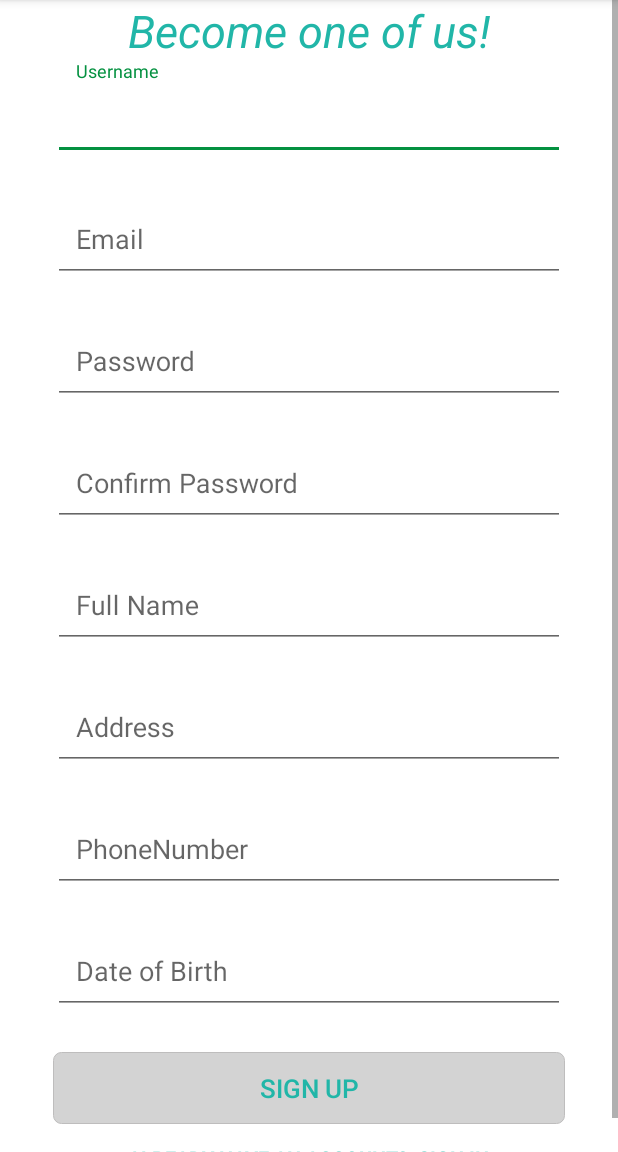
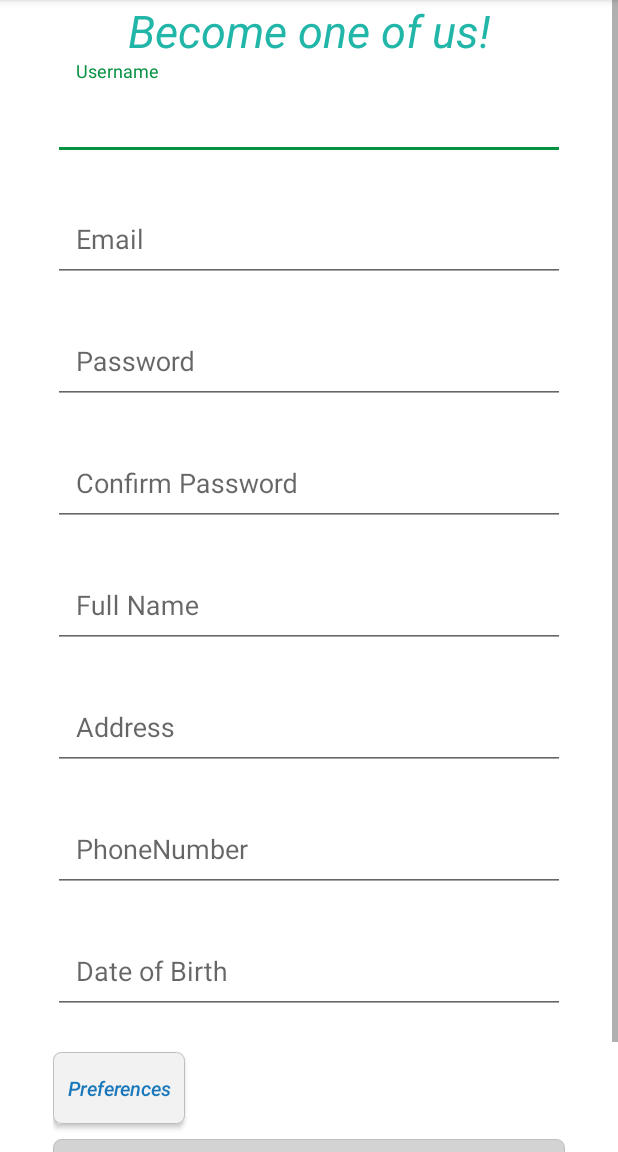
Before and after one commit to SelesCalin/piu-social-cases-platform, an Android app: the SignUpActivity screen opened directly, with no data from a screen before it, on a phone screen of 412 x 824 dp, the part 84-1236 px from its top. Run offline under Robolectric (Android 15) with nearby library versions, the phone set to English and light mode, and no system bars.

Commit message:
preferences added

```diff
--- a/SocialCase/app/src/main/java/com/piu/socialcase/activity/LoginActivity.java
+++ b/SocialCase/app/src/main/java/com/piu/socialcase/activity/LoginActivity.java
@@ -1,8 +1,7 @@
 package com.piu.socialcase.activity;
 
-import android.content.DialogInterface;
 import android.content.Intent;
-import androidx.appcompat.app.AlertDialog;
+
 import androidx.appcompat.app.AppCompatActivity;
 import android.os.Bundle;
 import android.view.View;
@@ -15,7 +14,7 @@ import com.piu.socialcase.R;
 import com.piu.socialcase.authentication.AuthenticationResult;
 import com.piu.socialcase.model.Volunteer;
 import com.piu.socialcase.service.LoginService;
-import com.piu.socialcase.service.Session;
+import com.piu.socialcase.authentication.Session;
 
 public class LoginActivity extends AppCompatActivity {
 
--- a/SocialCase/app/src/main/java/com/piu/socialcase/service/Session.java
+++ b/SocialCase/app/src/main/java/com/piu/socialcase/authentication/Session.java
@@ -1,4 +1,4 @@
-package com.piu.socialcase.service;
+package com.piu.socialcase.authentication;
 
 import com.piu.socialcase.model.Volunteer;
 
--- a/SocialCase/app/src/main/java/com/piu/socialcase/fragment/homepage/AskForHelpFragment.java
+++ b/SocialCase/app/src/main/java/com/piu/socialcase/fragment/homepage/AskForHelpFragment.java
@@ -9,7 +9,7 @@ import android.view.ViewGroup;
 
 import com.piu.socialcase.R;
 import com.piu.socialcase.model.Volunteer;
-import com.piu.socialcase.service.Session;
+import com.piu.socialcase.authentication.Session;
 
 public class AskForHelpFragment extends Fragment {
 
--- a/SocialCase/app/src/main/java/com/piu/socialcase/fragment/homepage/HistoryFragment.java
+++ b/SocialCase/app/src/main/java/com/piu/socialcase/fragment/homepage/HistoryFragment.java
@@ -9,7 +9,7 @@ import android.view.ViewGroup;
 
 import com.piu.socialcase.R;
 import com.piu.socialcase.model.Volunteer;
-import com.piu.socialcase.service.Session;
+import com.piu.socialcase.authentication.Session;
 
 public class HistoryFragment extends Fragment {
 
--- a/SocialCase/app/src/main/java/com/piu/socialcase/fragment/homepage/ProfileFragment.java
+++ b/SocialCase/app/src/main/java/com/piu/socialcase/fragment/homepage/ProfileFragment.java
@@ -10,7 +10,9 @@ import android.widget.TextView;
 
 import com.piu.socialcase.R;
 import com.piu.socialcase.model.Volunteer;
-import com.piu.socialcase.service.Session;
+import com.piu.socialcase.authentication.Session;
+
+import java.util.Arrays;
 
 public class ProfileFragment extends Fragment {
 
@@ -58,7 +60,7 @@ public class ProfileFragment extends Fragment {
 
     private void setVolunteerInfo() {
         iconTextView.setText(getNameInitials(volunteer.getUsername()));
-        nameTextView.setText(volunteer.getUsername());
+        nameTextView.setText(Arrays.toString(volunteer.getPreferences()));
         emailTextView.setText(volunteer.getEmail());
         phoneTextView.setText(volunteer.getPhoneNumber());
         organisationTextView.setText(volunteer.getOrganisation());
--- a/SocialCase/app/src/main/java/com/piu/socialcase/fragment/homepage/ProgramFragment.java
+++ b/SocialCase/app/src/main/java/com/piu/socialcase/fragment/homepage/ProgramFragment.java
@@ -8,7 +8,7 @@ import android.view.ViewGroup;
 
 import com.piu.socialcase.R;
 import com.piu.socialcase.model.Volunteer;
-import com.piu.socialcase.service.Session;
+import com.piu.socialcase.authentication.Session;
 
 public class ProgramFragment extends Fragment {
 
--- a/SocialCase/app/src/main/java/com/piu/socialcase/fragment/homepage/TestsFragment.java
+++ b/SocialCase/app/src/main/java/com/piu/socialcase/fragment/homepage/TestsFragment.java
@@ -8,7 +8,7 @@ import android.view.ViewGroup;
 
 import com.piu.socialcase.R;
 import com.piu.socialcase.model.Volunteer;
-import com.piu.socialcase.service.Session;
+import com.piu.socialcase.authentication.Session;
 
 /**
  * A simple {@link Fragment} subclass.
--- a/SocialCase/app/src/main/res/layout/activity_sign_up.xml
+++ b/SocialCase/app/src/main/res/layout/activity_sign_up.xml
@@ -1,6 +1,7 @@
 <?xml version="1.0" encoding="utf-8"?>
 <ScrollView
     xmlns:android="http://schemas.android.com/apk/res/android"
+    xmlns:app="http://schemas.android.com/apk/res-auto"
     android:layout_width="fill_parent"
     android:layout_height="fill_parent">
 <LinearLayout
@@ -10,34 +11,34 @@
     >
 
     <LinearLayout
-        android:layout_width="341dp"
+        android:layout_width="match_parent"
         android:layout_height="match_parent"
         android:layout_marginLeft="35dp"
         android:layout_marginRight="35dp"
-        android:gravity="center"
+        android:gravity="left"
         android:orientation="vertical">
 
         <TextView
             android:layout_width="match_parent"
             android:layout_height="wrap_content"
             android:text="Become one of us!"
-            android:textStyle="italic"
+            android:textAlignment="center"
+            android:textColor="#21B6A8"
             android:textSize="30dp"
-            android:textColor="#21B6A8"
-            android:textAlignment="center"
-            />
+            android:textStyle="italic" />
 
         <com.google.android.material.textfield.TextInputLayout
             android:id="@+id/username_text_input_layout"
             android:layout_width="match_parent"
             android:layout_height="wrap_content">
+
             <EditText
                 android:id="@+id/username"
                 android:layout_width="match_parent"
                 android:layout_height="wrap_content"
+                android:layout_marginTop="15dp"
+                android:layout_marginBottom="15dp"
                 android:hint="Username"
-            android:layout_marginBottom="15dp"
-            android:layout_marginTop="15dp"
                 android:inputType="textPersonName"
                 android:padding="15dp" />
 
@@ -48,13 +49,14 @@
             android:id="@+id/email_text_input_layout"
             android:layout_width="match_parent"
             android:layout_height="wrap_content">
+
             <EditText
                 android:id="@+id/email"
                 android:layout_width="match_parent"
                 android:layout_height="wrap_content"
+                android:layout_marginBottom="15dp"
                 android:hint="Email"
                 android:inputType="textEmailAddress"
-            android:layout_marginBottom="15dp"
                 android:padding="15dp" />
         </com.google.android.material.textfield.TextInputLayout>
 
@@ -62,13 +64,14 @@
             android:id="@+id/password_text_input_layout"
             android:layout_width="match_parent"
             android:layout_height="wrap_content">
+
             <EditText
                 android:id="@+id/password"
                 android:layout_width="match_parent"
                 android:layout_height="wrap_content"
+                android:layout_marginBottom="15dp"
                 android:hint="Password"
                 android:inputType="textPassword"
-            android:layout_marginBottom="15dp"
                 android:padding="15dp" />
         </com.google.android.material.textfield.TextInputLayout>
 
@@ -76,13 +79,14 @@
             android:id="@+id/confirm_text_input_layout"
             android:layout_width="match_parent"
             android:layout_height="wrap_content">
+
             <EditText
                 android:id="@+id/confpassword"
                 android:layout_width="match_parent"
                 android:layout_height="wrap_content"
+                android:layout_marginBottom="15dp"
                 android:hint="Confirm Password"
                 android:inputType="textPassword"
-            android:layout_marginBottom="15dp"
                 android:padding="15dp" />
 
         </com.google.android.material.textfield.TextInputLayout>
@@ -92,28 +96,29 @@
             android:id="@+id/name_text_input_layout"
             android:layout_width="match_parent"
             android:layout_height="wrap_content">
+
             <EditText
                 android:layout_width="match_parent"
                 android:layout_height="wrap_content"
+                android:layout_marginBottom="15dp"
                 android:hint="Full Name"
                 android:inputType="textPersonName"
-            android:padding="15dp"
-            android:layout_marginBottom="15dp"
-            />
+                android:padding="15dp" />
         </com.google.android.material.textfield.TextInputLayout>
 
         <com.google.android.material.textfield.TextInputLayout
             android:id="@+id/address_text_input_layout"
             android:layout_width="match_parent"
             android:layout_height="wrap_content">
+
             <EditText
                 android:id="@+id/address"
                 android:layout_width="match_parent"
                 android:layout_height="wrap_content"
+                android:layout_marginBottom="15dp"
                 android:hint="Address"
                 android:inputType="textPostalAddress"
-            android:padding="15dp"
-            android:layout_marginBottom="15dp"/>
+                android:padding="15dp" />
 
         </com.google.android.material.textfield.TextInputLayout>
 
@@ -121,43 +126,51 @@
             android:id="@+id/phone_text_input_layout"
             android:layout_width="match_parent"
             android:layout_height="wrap_content">
+
             <EditText
                 android:id="@+id/phone"
                 android:layout_width="match_parent"
                 android:layout_height="wrap_content"
+                android:layout_marginBottom="15dp"
+                android:digits="0123456789+"
                 android:hint="PhoneNumber"
                 android:inputType="phone"
-            android:digits="0123456789+"
-            android:padding="15dp"
-            android:layout_marginBottom="15dp"/>
+                android:padding="15dp" />
         </com.google.android.material.textfield.TextInputLayout>
 
         <com.google.android.material.textfield.TextInputLayout
             android:id="@+id/birthday_text_input_layout"
             android:layout_width="match_parent"
             android:layout_height="wrap_content">
+
             <EditText
                 android:id="@+id/birthday"
                 android:layout_width="match_parent"
                 android:layout_height="wrap_content"
+                android:layout_marginBottom="15dp"
                 android:clickable="true"
                 android:focusable="false"
-            android:padding="15dp"
                 android:hint="Date of Birth"
-            android:layout_marginBottom="15dp"/>
+                android:padding="15dp" />
 
 
         </com.google.android.material.textfield.TextInputLayout>
 
-       <!-- <Button
+
+        <Button
+            android:id="@+id/butonPreferinte"
             android:layout_width="wrap_content"
             android:layout_height="wrap_content"
-            android:layout_marginBottom="20dp"
-            android:gravity="center|start|left"
+            android:layout_marginTop="10dp"
+            android:background="@drawable/sign_in_up_button"
+            android:foreground="?android:attr/selectableItemBackground"
             android:text="Preferences"
-            android:textAlignment="textStart"
-            android:textColor="#21B6A8"
-            android:textSize="15sp" />-->
+            android:textAllCaps="false"
+            android:textColor="@color/colorPrimary"
+            android:textSize="13sp"
+            android:textStyle="italic"/>
+
+
 
         <Button
             android:id="@+id/butonSignUp"
@@ -168,16 +181,15 @@
             android:foreground="?android:attr/selectableItemBackground"
             android:text="SIGN UP"
             android:textAllCaps="false"
-            android:textColor="#21B6A8"
+            android:textColor="@color/colorAccent"
             android:textSize="17sp" />
-
-
 
 
         <TextView
             android:id="@+id/signIn_text"
             android:layout_width="wrap_content"
             android:layout_height="wrap_content"
+            android:layout_gravity="center"
             android:layout_marginTop="3dp"
             android:fontFamily="sans-serif"
             android:padding="10dp"
--- a/SocialCase/app/src/main/res/values/strings.xml
+++ b/SocialCase/app/src/main/res/values/strings.xml
@@ -11,4 +11,12 @@
 
     <!-- TODO: Remove or change this placeholder text -->
     <string name="hello_blank_fragment">Hello blank fragment</string>
+
+    <string-array name="preferinte">
+        <item>Raspunde la solicitare de ajutor imediat</item>
+        <item>Acompaniere la plimbare</item>
+        <item>Ajutor pentru mentinerea igienei personale</item>
+        <item>Ajutor pentru luarea medicamentatiei</item>
+        <item>Ajutor pentru cumparaturi</item>
+    </string-array>
 </resources>
--- a/SocialCase/app/src/main/res/values/styles.xml
+++ b/SocialCase/app/src/main/res/values/styles.xml
@@ -34,5 +34,10 @@
 
     </style>
 
+    <style name="dialogPreferinte" parent="Theme.MaterialComponents.Light.Dialog.Alert">
+    <item name="colorPrimary">@color/colorAccent</item>
+
+    </style>
+
 
 </resources>
```
Also changed, not shown: SocialCase/app/src/main/java/com/piu/socialcase/activity/HomePageActivity.java (+1 -6 lines), SocialCase/app/src/main/java/com/piu/socialcase/activity/SignUpActivity.java (+57 -2 lines), SocialCase/app/src/main/java/com/piu/socialcase/model/Volunteer.java (+13 -1 lines), SocialCase/app/src/main/java/com/piu/socialcase/service/LoginService.java (+4 -3 lines), SocialCase/app/src/main/res/layout/activity_login.xml (deleted, +0 -49 lines), SocialCase/app/src/main/res/layout/home_page_buttons.xml (deleted, +0 -53 lines). Lines whose indentation alone changed are shown as unchanged.
